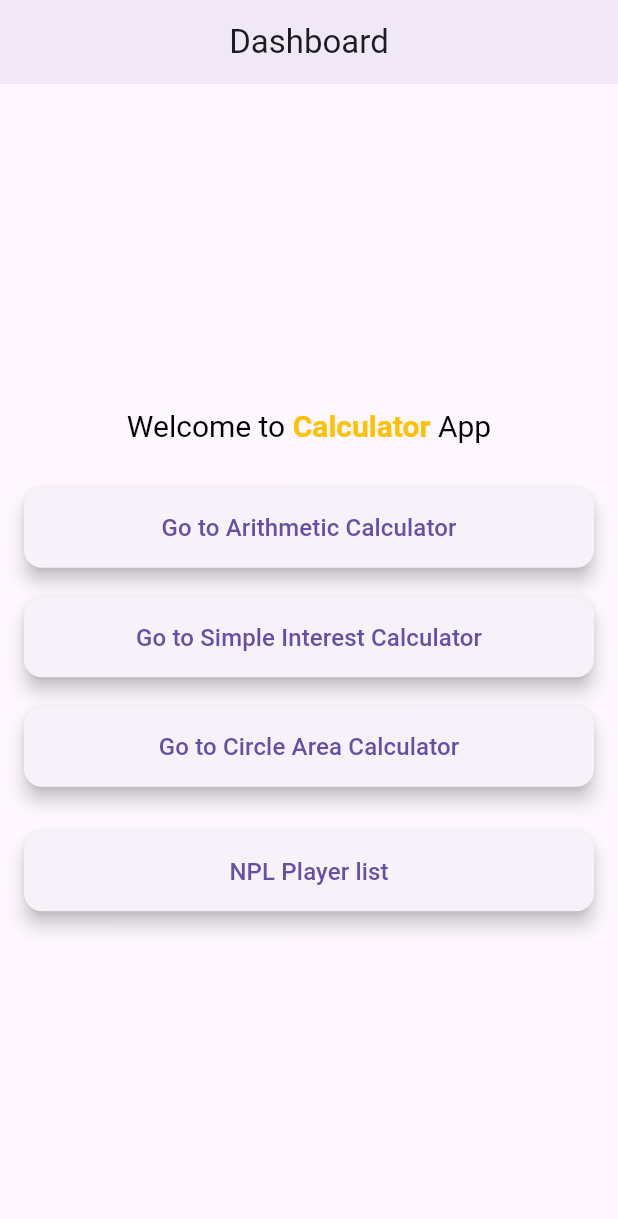
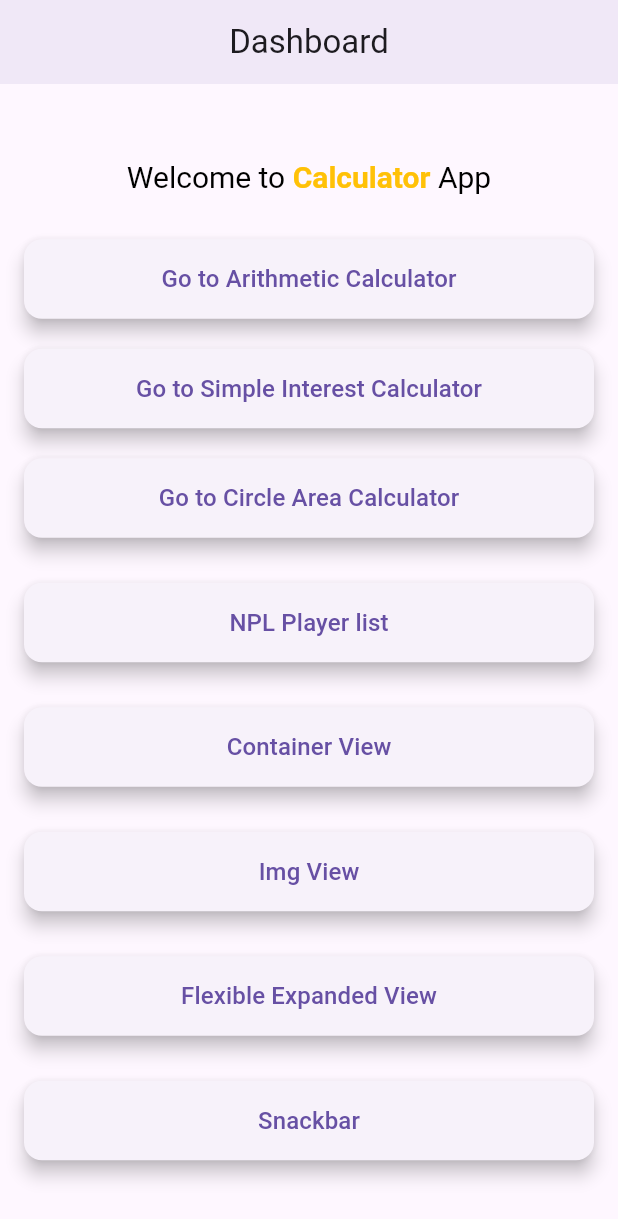
Before and after one commit to bayes-ashok/first_assignment, a Flutter app: the screen it shows after launch, on a phone screen of 412 x 824 dp. Shown: the top 1219 px of the screen. Run offline on Flutter 3.47's test engine with Material 3 defaults, Android fonts, the phone set to English and light mode, and no system bars.

Commit message:
listview, container, snackbar practised

```diff
--- a/lib/app.dart
+++ b/lib/app.dart
@@ -1,6 +1,10 @@
 import 'package:first_assignment/view/area_of_circle.dart';
 import 'package:first_assignment/view/arithmetic.dart';
+import 'package:first_assignment/view/container_view.dart';
+import 'package:first_assignment/view/flexible_expanded_view.dart';
+import 'package:first_assignment/view/image_view.dart';
 import 'package:first_assignment/view/simple_interest.dart';
+import 'package:first_assignment/view/snackbar_view.dart';
 import 'package:first_assignment/view/student_details_view.dart';
 import 'package:first_assignment/view/student_output_view.dart';
 import 'package:first_assignment/view/dashboard.dart';
@@ -25,6 +29,10 @@ class MyApp extends StatelessWidget {
         '/si': (context) => const SimpleInterest(),
         '/area': (context) => const AreaOfCircle(),
         '/output': (context) => const StudentOutputView(),
+        '/container': (context) => const ContainerView(),
+        '/img': (context) => const ImageView(),
+        '/flexible': (context) => const FlexibleExpandedView(),
+        '/snack': (context) => const SnackbarView(),
       },
     );
   }
--- a/lib/view/dashboard.dart
+++ b/lib/view/dashboard.dart
@@ -134,6 +134,102 @@ class Dashboard extends StatelessWidget {
                 ),
               ),
             ),
+            const SizedBox(height: 30),
+            SizedBox(
+              width: double.infinity,
+              child: ElevatedButton.icon(
+                onPressed: () {
+                  Navigator.pushNamed(
+                    context,
+                    '/container',
+                  );
+                },
+                label: const Text(
+                  'Container View',
+                  style: TextStyle(fontSize: 16),
+                ),
+                style: ElevatedButton.styleFrom(
+                  padding:
+                      const EdgeInsets.symmetric(vertical: 15, horizontal: 30),
+                  shape: RoundedRectangleBorder(
+                    borderRadius: BorderRadius.circular(12), // Rounded corners
+                  ),
+                  elevation: 5,
+                ),
+              ),
+            ),
+            const SizedBox(height: 30),
+            SizedBox(
+              width: double.infinity,
+              child: ElevatedButton.icon(
+                onPressed: () {
+                  Navigator.pushNamed(
+                    context,
+                    '/img',
+                  );
+                },
+                label: const Text(
+                  'Img View',
+                  style: TextStyle(fontSize: 16),
+                ),
+                style: ElevatedButton.styleFrom(
+                  padding:
+                      const EdgeInsets.symmetric(vertical: 15, horizontal: 30),
+                  shape: RoundedRectangleBorder(
+                    borderRadius: BorderRadius.circular(12), // Rounded corners
+                  ),
+                  elevation: 5,
+                ),
+              ),
+            ),
+            const SizedBox(height: 30),
+            SizedBox(
+              width: double.infinity,
+              child: ElevatedButton.icon(
+                onPressed: () {
+                  Navigator.pushNamed(
+                    context,
+                    '/flexible',
+                  );
+                },
+                label: const Text(
+                  'Flexible Expanded View',
+                  style: TextStyle(fontSize: 16),
+                ),
+                style: ElevatedButton.styleFrom(
+                  padding:
+                      const EdgeInsets.symmetric(vertical: 15, horizontal: 30),
+                  shape: RoundedRectangleBorder(
+                    borderRadius: BorderRadius.circular(12), // Rounded corners
+                  ),
+                  elevation: 5,
+                ),
+              ),
+            ),
+            const SizedBox(height: 30),
+            SizedBox(
+              width: double.infinity,
+              child: ElevatedButton.icon(
+                onPressed: () {
+                  Navigator.pushNamed(
+                    context,
+                    '/snack',
+                  );
+                },
+                label: const Text(
+                  'Snackbar',
+                  style: TextStyle(fontSize: 16),
+                ),
+                style: ElevatedButton.styleFrom(
+                  padding:
+                      const EdgeInsets.symmetric(vertical: 15, horizontal: 30),
+                  shape: RoundedRectangleBorder(
+                    borderRadius: BorderRadius.circular(12), // Rounded corners
+                  ),
+                  elevation: 5,
+                ),
+              ),
+            ),
           ],
         ),
       ),
--- /dev/null
+++ b/lib/view/flexible_expanded_view.dart
@@ -0,0 +1,30 @@
+import 'package:flutter/material.dart';
+
+class FlexibleExpandedView extends StatelessWidget {
+  const FlexibleExpandedView({super.key});
+
+  @override
+  Widget build(BuildContext context) {
+    return Scaffold(
+      appBar: AppBar(
+        title: const Text("Flexible Exapnded View"),
+      ),
+      body: Column(
+        children: [
+          Expanded(
+            flex: 1,
+            child: Container(
+              color: Colors.yellow,
+            ),
+          ),
+          Expanded(
+            flex: 2,
+            child: Container(
+              color: Colors.red,
+            ),
+          )
+        ],
+      ),
+    );
+  }
+}
--- a/pubspec.yaml
+++ b/pubspec.yaml
@@ -59,9 +59,9 @@ flutter:
   uses-material-design: true
 
   # To add assets to your application, add an assets section, like this:
-  # assets:
-  #   - images/a_dot_burr.jpeg
-  #   - images/a_dot_ham.jpeg
+  assets:
+    - asset/image/
+    - asset/icon/
 
   # An image asset can refer to one or more resolution-specific "variants", see
   # https://flutter.dev/to/resolution-aware-images
```
Also changed, not shown: lib/view/container_view.dart (added, +33 -0 lines), lib/view/image_view.dart (added, +21 -0 lines), lib/view/snackbar_view.dart (added, +38 -0 lines), asset/image/image2.png (added), 1 other file.
